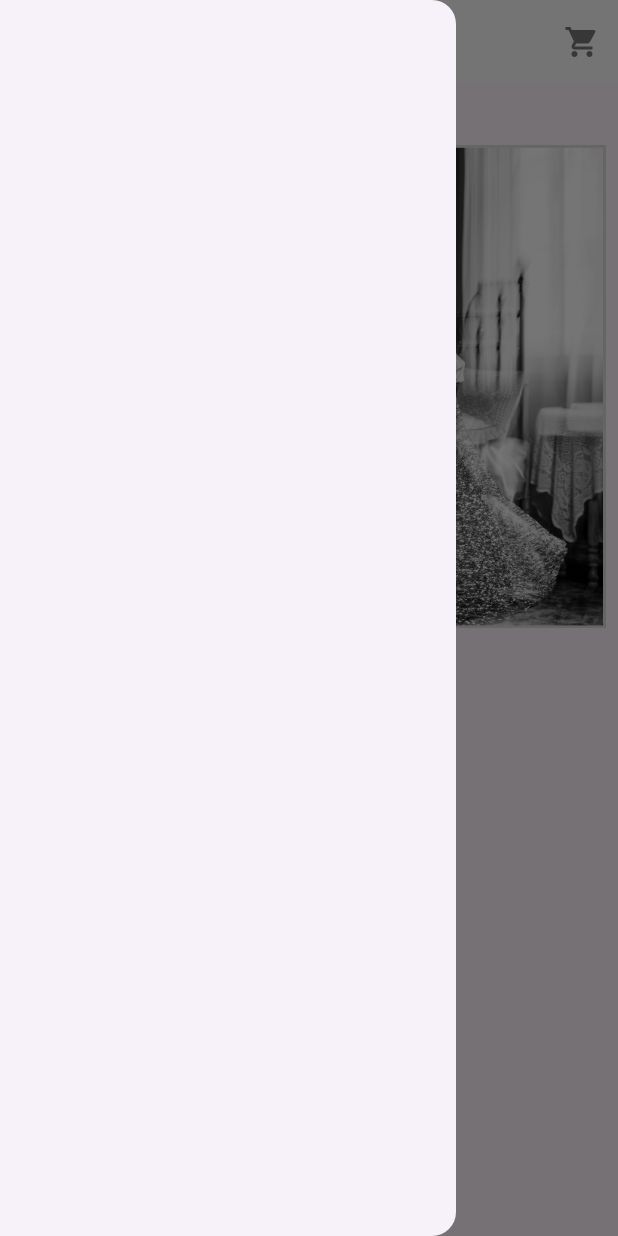
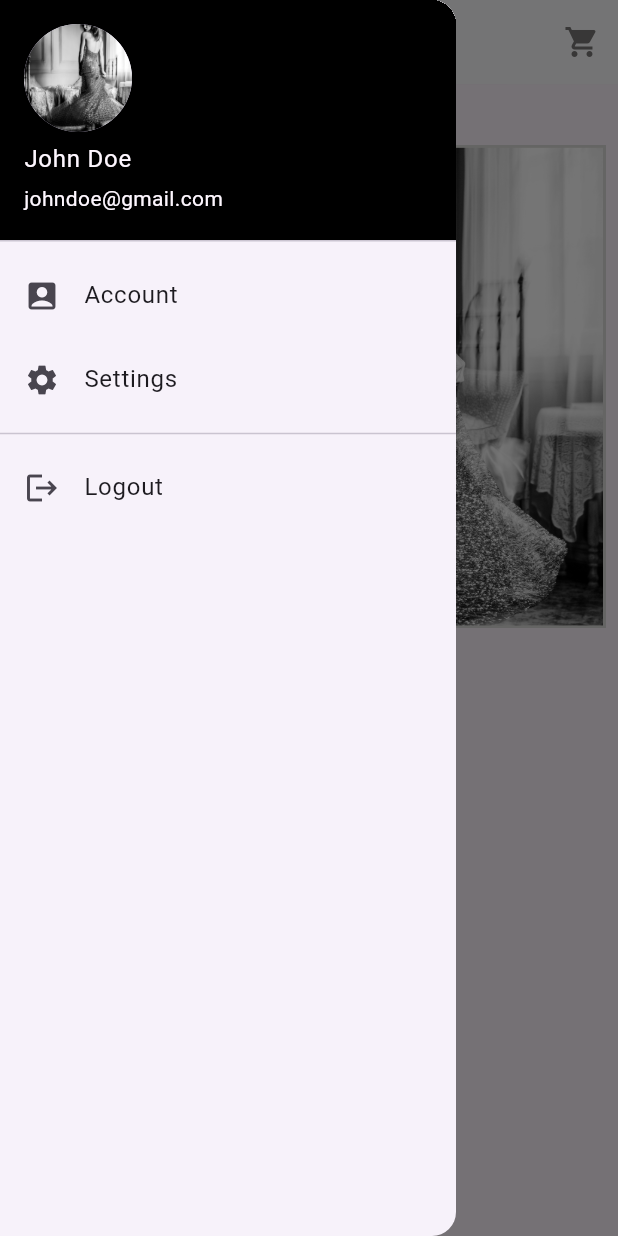
Before and after one commit to Elhadedy36/Atele-Online, a Flutter app: the HomeView screen opened directly, with the side drawer open, on a phone screen of 412 x 824 dp. Run offline on Flutter 3.47's test engine with Material 3 defaults, Android fonts, the phone set to English and light mode, and no system bars; drawn by our look-alikes of animated_text_kit; our stand-ins replace bloc, cloud_firestore, firebase_auth, firebase_core, flutter_bloc, flutter_screenutil and 5 more; accounts and stored records are empty.

Commit message:
CustomDrawerProfile

```diff
--- /dev/null
+++ b/lib/core/widgets/custom_drawer.dart
@@ -0,0 +1,44 @@
+import 'package:atele_online/core/utils/app_assets.dart';
+import 'package:atele_online/core/utils/app_colors.dart';
+import 'package:flutter/material.dart';
+
+class CustomDrawerProfile extends StatelessWidget {
+  const CustomDrawerProfile({super.key});
+
+  @override
+  Widget build(BuildContext context) {
+    return Drawer(
+      child: Column(
+        children: [
+          const UserAccountsDrawerHeader(
+            accountName: Text('John Doe'),
+            accountEmail: Text('johndoe@gmail.com'),
+            currentAccountPicture:
+                CircleAvatar(backgroundImage: AssetImage(Assets.imagesDrees)),
+            decoration: BoxDecoration(
+              color: AppColors.primaryColor,
+            ),
+          ),
+          ListTile(
+            leading: const Icon(Icons.account_box),
+            title: const Text('Account'),
+            onTap: () {
+              // customNavigate(context, path: '/AccountView');
+            },
+          ),
+          ListTile(
+            leading: const Icon(Icons.settings),
+            title: const Text('Settings'),
+            onTap: () {},
+          ),
+          const Divider(),
+          ListTile(
+            leading: const Icon(Icons.logout),
+            title: const Text('Logout'),
+            onTap: () {},
+          ),
+        ],
+      ),
+    );
+  }
+}
--- a/lib/feature/categories/presentation/views/categories_view.dart
+++ b/lib/feature/categories/presentation/views/categories_view.dart
@@ -1,5 +1,6 @@
 import 'package:atele_online/core/functions/custom_appbar.dart';
 import 'package:atele_online/core/utils/app_strings.dart';
+import 'package:atele_online/core/widgets/custom_drawer.dart';
 import 'package:atele_online/feature/categories/presentation/widgets/custom_category_card.dart';
 import 'package:flutter/material.dart';
 
@@ -9,7 +10,9 @@ class CategoriesView extends StatelessWidget {
   @override
   Widget build(BuildContext context) {
     return Scaffold(
-      drawer: const Drawer(),
+      drawerEnableOpenDragGesture: true,
+      drawer:const CustomDrawerProfile(),
+
       appBar: customAppBar(title: AppStrings.categories),
       body: const CustomCategoryCard(),
     );
--- a/lib/feature/home/presentation/views/home_view.dart
+++ b/lib/feature/home/presentation/views/home_view.dart
@@ -1,5 +1,6 @@
 import 'package:atele_online/core/functions/custom_appbar.dart';
 import 'package:atele_online/core/utils/app_strings.dart';
+import 'package:atele_online/core/widgets/custom_drawer.dart';
 import 'package:atele_online/core/widgets/custom_header_text.dart';
 import 'package:atele_online/feature/home/presentation/widgets/custom_animated_typer_text.dart';
 import 'package:atele_online/feature/home/presentation/widgets/custom_page_view.home.dart';
@@ -12,7 +13,8 @@ class HomeView extends StatelessWidget {
   @override
   Widget build(BuildContext context) {
     return Scaffold(
-      drawer: const Drawer(),
+      drawerEnableOpenDragGesture: true,
+      drawer: const CustomDrawerProfile(),
       appBar: customAppBar(
         title: AppStrings.home,
       ),
```
